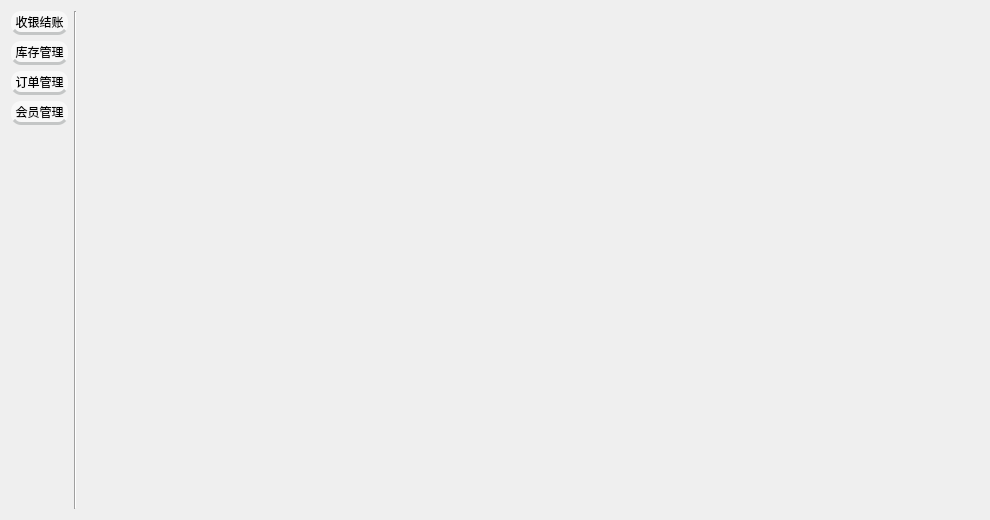
Qt form view/page/pagemain.ui (ylxcvvan/Supermarket-Commodity-Management-System) before a commit.
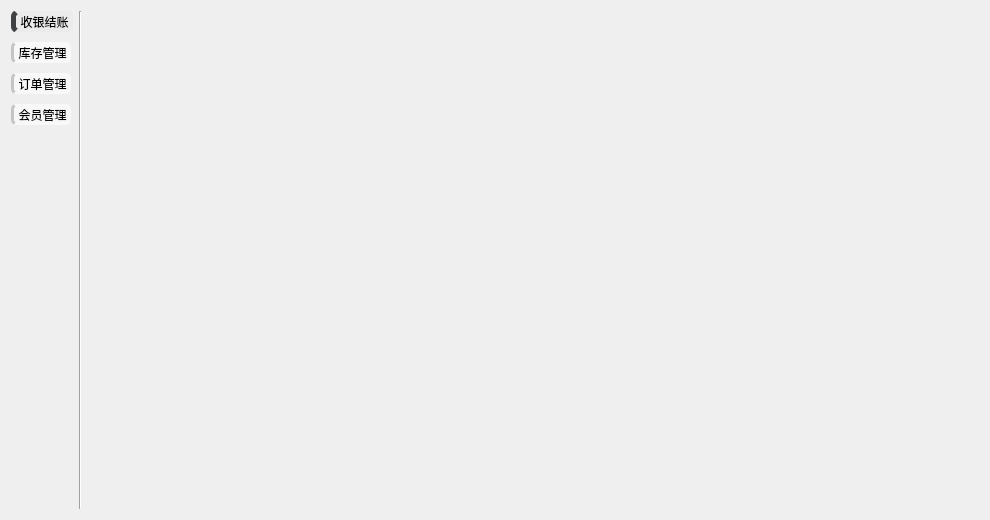
The same form after that commit. Icons and pictures are not drawn.

Commit message: ui界面完善左侧按钮样式

```diff
--- a/view/page/pagemain.ui
+++ b/view/page/pagemain.ui
@@ -16,14 +16,23 @@
   <layout class="QHBoxLayout" name="horizontalLayout" stretch="0,0,0">
    <item>
     <layout class="QVBoxLayout" name="verticalLayout">
+     <property name="spacing">
+      <number>10</number>
+     </property>
      <item>
       <widget class="QToolButton" name="toolButtonCashier">
+       <property name="sizePolicy">
+        <sizepolicy hsizetype="Fixed" vsizetype="Fixed">
+         <horstretch>0</horstretch>
+         <verstretch>0</verstretch>
+        </sizepolicy>
+       </property>
        <property name="styleSheet">
         <string notr="true">#toolButtonCashier {
-    border-radius: 10px;
+    border-radius: 5px;
     background-color: rgb(248, 248, 248);
-    border-bottom: 3px solid;
-    border-bottom-color: rgb(196, 198, 198);
+    border-left: 3px solid;
+    border-left-color: rgb(196, 198, 198);
 }
 
 #toolButtonCashier:hover {
@@ -35,8 +44,8 @@
 /* 设置被选中时的样式 */
 #toolButtonCashier:checked {
     background-color: rgb(235, 235, 235);
-    border-bottom: 6px solid;
-    border-bottom-color: rgb(84, 139, 196);
+    border-left: 5px inset;
+    border-left-color: rgb(64, 65, 66);
 }
 </string>
        </property>
@@ -56,6 +65,9 @@
        <property name="checkable">
         <bool>true</bool>
        </property>
+       <property name="checked">
+        <bool>true</bool>
+       </property>
        <property name="toolButtonStyle">
         <enum>Qt::ToolButtonTextUnderIcon</enum>
        </property>
@@ -69,12 +81,18 @@
      </item>
      <item>
       <widget class="QToolButton" name="toolButtonInventory">
+       <property name="sizePolicy">
+        <sizepolicy hsizetype="Fixed" vsizetype="Fixed">
+         <horstretch>0</horstretch>
+         <verstretch>0</verstretch>
+        </sizepolicy>
+       </property>
        <property name="styleSheet">
         <string notr="true">#toolButtonInventory {
-    border-radius: 10px;
+    border-radius: 5px;
     background-color: rgb(248, 248, 248);
-    border-bottom: 3px solid;
-    border-bottom-color: rgb(196, 198, 198);
+    border-left: 3px solid;
+    border-left-color: rgb(196, 198, 198);
 }
 
 #toolButtonInventory:hover {
@@ -86,8 +104,8 @@
 /* 设置被选中时的样式 */
 #toolButtonInventory:checked {
     background-color: rgb(235, 235, 235);
-    border-bottom: 6px solid;
-    border-bottom-color: rgb(84, 139, 196);
+    border-left: 5px inset;
+    border-left-color: rgb(64, 65, 66);
 }
 
 </string>
@@ -115,12 +133,18 @@
      </item>
      <item>
       <widget class="QToolButton" name="toolButtonOrder">
+       <property name="sizePolicy">
+        <sizepolicy hsizetype="Fixed" vsizetype="Fixed">
+         <horstretch>0</horstretch>
+         <verstretch>0</verstretch>
+        </sizepolicy>
+       </property>
        <property name="styleSheet">
         <string notr="true">#toolButtonOrder {
-    border-radius: 10px;
+    border-radius: 5px;
     background-color: rgb(248, 248, 248);
-    border-bottom: 3px solid;
-    border-bottom-color: rgb(196, 198, 198);
+    border-left: 3px solid;
+    border-left-color: rgb(196, 198, 198);
 }
 
 #toolButtonOrder:hover {
@@ -132,9 +156,10 @@
 /* 设置被选中时的样式 */
 #toolButtonOrder:checked {
     background-color: rgb(235, 235, 235);
-    border-bottom: 6px solid;
-    border-bottom-color: rgb(84, 139, 196);
+    border-left: 5px inset;
+    border-left-color: rgb(64, 65, 66);
 }
+
 </string>
        </property>
        <property name="text">
@@ -160,12 +185,18 @@
      </item>
      <item>
       <widget class="QToolButton" name="toolButtonVip">
+       <property name="sizePolicy">
+        <sizepolicy hsizetype="Fixed" vsizetype="Fixed">
+         <horstretch>0</horstretch>
+         <verstretch>0</verstretch>
+        </sizepolicy>
+       </property>
        <property name="styleSheet">
         <string notr="true">#toolButtonVip {
-    border-radius: 10px;
+    border-radius: 5px;
     background-color: rgb(248, 248, 248);
-    border-bottom: 3px solid;
-    border-bottom-color: rgb(196, 198, 198);
+    border-left: 3px solid;
+    border-left-color: rgb(196, 198, 198);
 }
 
 #toolButtonVip:hover {
@@ -177,9 +208,10 @@
 /* 设置被选中时的样式 */
 #toolButtonVip:checked {
     background-color: rgb(235, 235, 235);
-    border-bottom: 6px solid;
-    border-bottom-color: rgb(84, 139, 196);
+    border-left: 5px inset;
+    border-left-color: rgb(64, 65, 66);
 }
+
 </string>
        </property>
        <property name="text">
```
Left out of the diff: 16 changed lines with no effect on the pictures. The commit also changes 2 other files.
